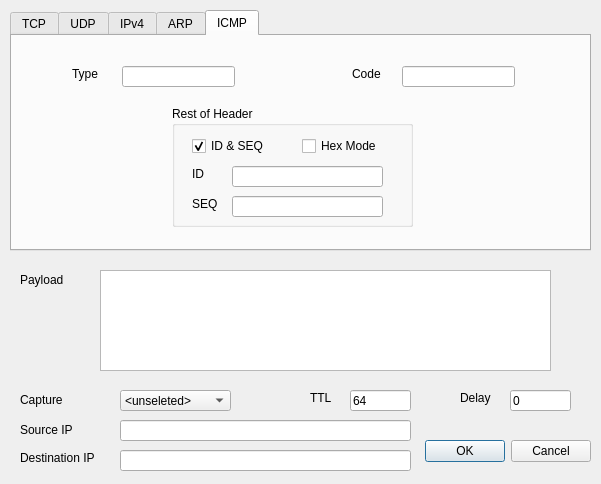
Before: the Qt Designer form newpacketdialog.ui in icpz/DokodemoSend, drawn with Qt 5.
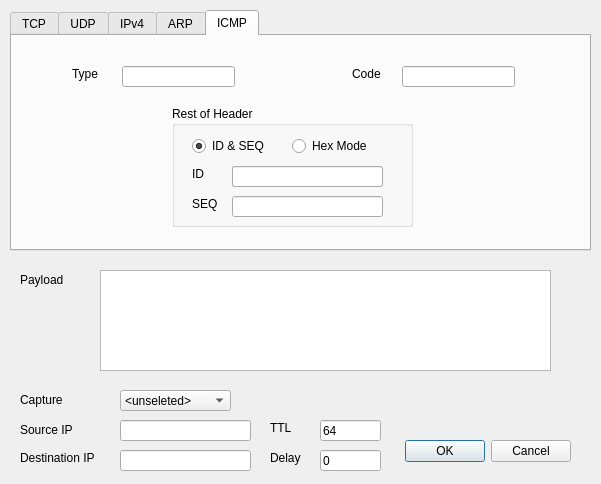
After: the same form once the commit is applied. The open tabs and pages were chosen to show the change.

The edit to the form file:
```diff
--- a/newpacketdialog.ui
+++ b/newpacketdialog.ui
@@ -19,7 +19,7 @@
   <widget class="QDialogButtonBox" name="newPacketDlgButtonBox">
    <property name="geometry">
     <rect>
-     <x>420</x>
+     <x>400</x>
      <y>431</y>
      <width>171</width>
      <height>41</height>
@@ -724,7 +724,7 @@
      <property name="title">
       <string>Rest of Header</string>
      </property>
-     <widget class="QCheckBox" name="icmpIDAndSeqMode">
+     <widget class="QRadioButton" name="icmpIDAndSeqMode">
       <property name="geometry">
        <rect>
         <x>20</x>
@@ -740,10 +740,10 @@
        <bool>true</bool>
       </property>
      </widget>
-     <widget class="QCheckBox" name="icmpHexMode">
+     <widget class="QRadioButton" name="icmpHexMode">
       <property name="geometry">
        <rect>
-        <x>130</x>
+        <x>120</x>
         <y>30</y>
         <width>87</width>
         <height>20</height>
@@ -809,6 +809,21 @@
        <string>SEQ</string>
       </property>
      </widget>
+     <widget class="QLineEdit" name="icmpHexEdit">
+      <property name="geometry">
+       <rect>
+        <x>60</x>
+        <y>60</y>
+        <width>151</width>
+        <height>21</height>
+       </rect>
+      </property>
+      <property name="font">
+       <font>
+        <family>Courier New</family>
+       </font>
+      </property>
+     </widget>
     </widget>
    </widget>
   </widget>
@@ -871,7 +886,7 @@
     <rect>
      <x>120</x>
      <y>420</y>
-     <width>291</width>
+     <width>131</width>
      <height>21</height>
     </rect>
    </property>
@@ -880,13 +895,19 @@
      <family>Courier New</family>
     </font>
    </property>
+   <property name="inputMask">
+    <string/>
+   </property>
+   <property name="text">
+    <string/>
+   </property>
   </widget>
   <widget class="QLineEdit" name="dstIPEdit">
    <property name="geometry">
     <rect>
      <x>120</x>
      <y>450</y>
-     <width>291</width>
+     <width>131</width>
      <height>21</height>
     </rect>
    </property>
@@ -895,16 +916,22 @@
      <family>Courier New</family>
     </font>
    </property>
+   <property name="inputMask">
+    <string/>
+   </property>
   </widget>
   <widget class="QLineEdit" name="ttlEdit">
    <property name="geometry">
     <rect>
-     <x>350</x>
-     <y>390</y>
+     <x>320</x>
+     <y>420</y>
      <width>61</width>
      <height>21</height>
     </rect>
    </property>
+   <property name="inputMask">
+    <string/>
+   </property>
    <property name="text">
     <string>64</string>
    </property>
@@ -912,12 +939,15 @@
   <widget class="QLineEdit" name="delayEdit">
    <property name="geometry">
     <rect>
-     <x>510</x>
-     <y>390</y>
+     <x>320</x>
+     <y>450</y>
      <width>61</width>
      <height>21</height>
     </rect>
    </property>
+   <property name="inputMask">
+    <string/>
+   </property>
    <property name="text">
     <string>0</string>
    </property>
@@ -925,8 +955,8 @@
   <widget class="QLabel" name="label_5">
    <property name="geometry">
     <rect>
-     <x>310</x>
-     <y>390</y>
+     <x>270</x>
+     <y>420</y>
      <width>31</width>
      <height>16</height>
     </rect>
@@ -938,8 +968,8 @@
   <widget class="QLabel" name="label_6">
    <property name="geometry">
     <rect>
-     <x>460</x>
-     <y>390</y>
+     <x>270</x>
+     <y>450</y>
      <width>41</width>
      <height>16</height>
     </rect>
```
Left out of the diff: 59 changed lines with no effect on the pictures.
